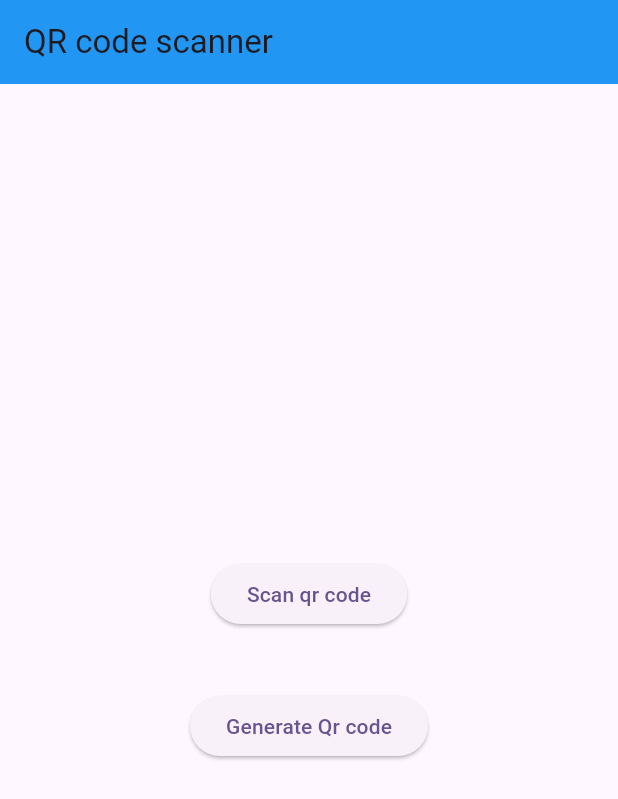
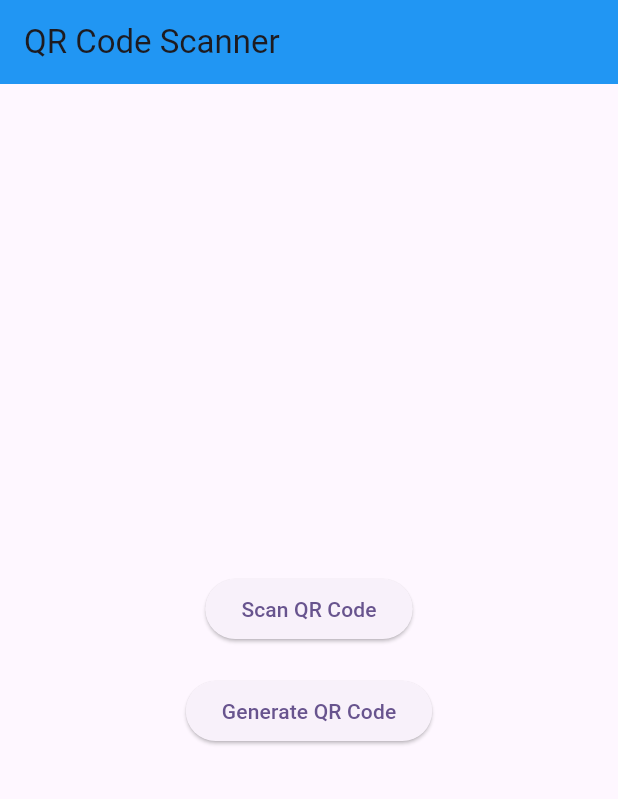
Before and after one commit to Hirun4/QR-APP, a Flutter app: the screen it shows after launch, on a phone screen of 412 x 824 dp. Shown: the top 799 px of the screen. Run offline on Flutter 3.47's test engine with Material 3 defaults, Android fonts, the phone set to English and light mode, and no system bars; missing offline and left inert: flutter_barcode_scanner.

Commit message:
finishes qr scanning

```diff
--- a/lib/main.dart
+++ b/lib/main.dart
@@ -9,28 +9,12 @@ void main() {
 class MyApp extends StatelessWidget {
   const MyApp({super.key});
 
-  // This widget is the root of your application.
   @override
   Widget build(BuildContext context) {
     return MaterialApp(
       title: 'QR Scanner',
       debugShowCheckedModeBanner: false,
       theme: ThemeData(
-        // This is the theme of your application.
-        //
-        // TRY THIS: Try running your application with "flutter run". You'll see
-        // the application has a purple toolbar. Then, without quitting the app,
-        // try changing the seedColor in the colorScheme below to Colors.green
-        // and then invoke "hot reload" (save your changes or press the "hot
-        // reload" button in a Flutter-supported IDE, or press "r" if you used
-        // the command line to start the app).
-        //
-        // Notice that the counter didn't reset back to zero; the application
-        // state is not lost during the reload. To reset the state, use hot
-        // restart instead.
-        //
-        // This works for code too, not just values: Most code changes can be
-        // tested with just a hot reload.
         colorScheme: ColorScheme.fromSeed(seedColor: Colors.deepPurple),
         useMaterial3: true,
       ),
@@ -39,19 +23,14 @@ class MyApp extends StatelessWidget {
   }
 }
 
-class HomePage extends StatefulWidget {
+class HomePage extends StatelessWidget {
   const HomePage({super.key});
 
-  @override
-  State<HomePage> createState() => _HomePageState();
-}
-
-class _HomePageState extends State<HomePage> {
   @override
   Widget build(BuildContext context) {
     return Scaffold(
       appBar: AppBar(
-        title: const Text('QR code scanner'),
+        title: const Text('QR Code Scanner'),
         backgroundColor: Colors.blue,
       ),
       body: Center(
@@ -59,24 +38,23 @@ class _HomePageState extends State<HomePage> {
           mainAxisAlignment: MainAxisAlignment.center,
           children: [
             ElevatedButton(
-                onPressed: () {
-                  setState(() {
-                    Navigator.of(context).push(
-                        MaterialPageRoute(builder: (context) => ScanQRCode()));
-                  });
-                },
-                child: const Text('Scan qr code')),
-            const SizedBox(
-              height: 40,
+              onPressed: () {
+                Navigator.of(context).push(
+                  MaterialPageRoute(builder: (context) => const ScanQRCode()),
+                );
+              },
+              child: const Text('Scan QR Code'),
             ),
+            const SizedBox(height: 20),
             ElevatedButton(
-                onPressed: () {
-                  setState(() {
-                    Navigator.of(context).push(MaterialPageRoute(
-                        builder: (context) => GenerateQRCode()));
-                  });
-                },
-                child: const Text('Generate Qr code'))
+              onPressed: () {
+                Navigator.of(context).push(
+                  MaterialPageRoute(
+                      builder: (context) => const GenerateQRCode()),
+                );
+              },
+              child: const Text('Generate QR Code'),
+            ),
           ],
         ),
       ),
--- a/pubspec.yaml
+++ b/pubspec.yaml
@@ -19,7 +19,7 @@ publish_to: 'none' # Remove this line if you wish to publish to pub.dev
 version: 1.0.0+1
 
 environment:
-  sdk: '>=3.2.3 <4.0.0'
+  sdk: '>=3.0.0 <4.0.0'
 
 # Dependencies specify other packages that your package needs in order to work.
 # To automatically upgrade your package dependencies to the latest versions
@@ -35,9 +35,9 @@ dependencies:
   # The following adds the Cupertino Icons font to your application.
   # Use with the CupertinoIcons class for iOS style icons.
   cupertino_icons: ^1.0.2
-  path_provider: ^2.1.4
   qr_flutter: ^4.1.0
   flutter_barcode_scanner: ^2.0.0
+  url_launcher: ^6.0.20
 
 dev_dependencies:
   flutter_test:
```
Also changed, not shown: lib/generate_qr_code.dart (+23 -13 lines), lib/scan_qr_code.dart (+54 -1 lines), pubspec.lock, 5 other files.
